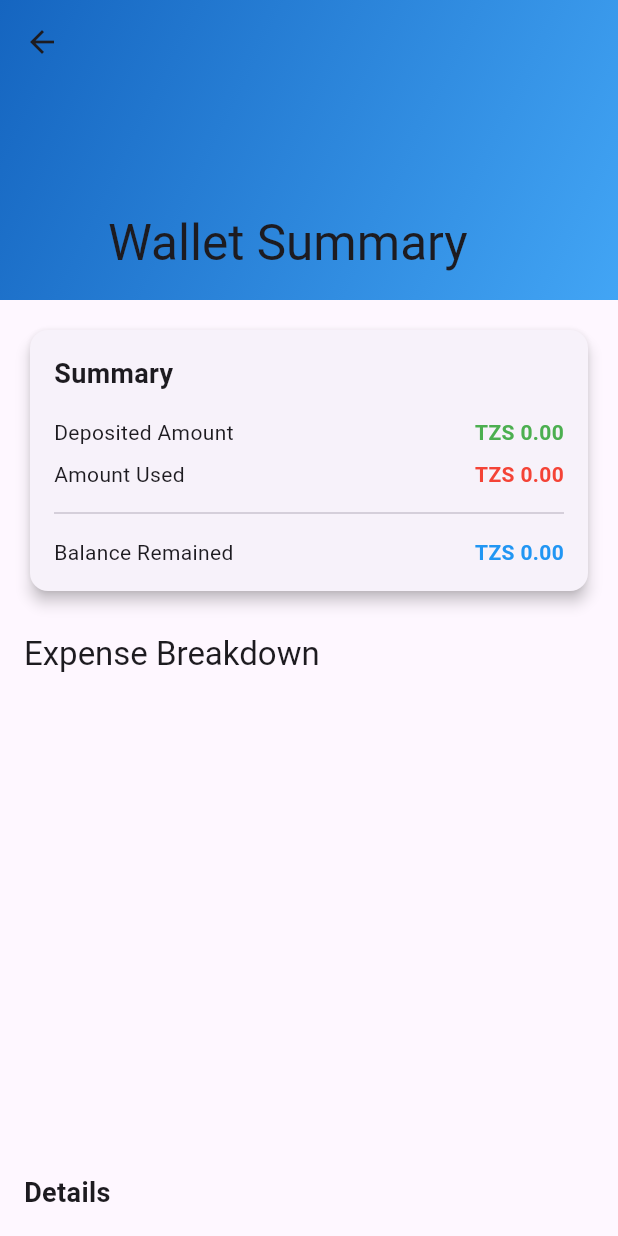
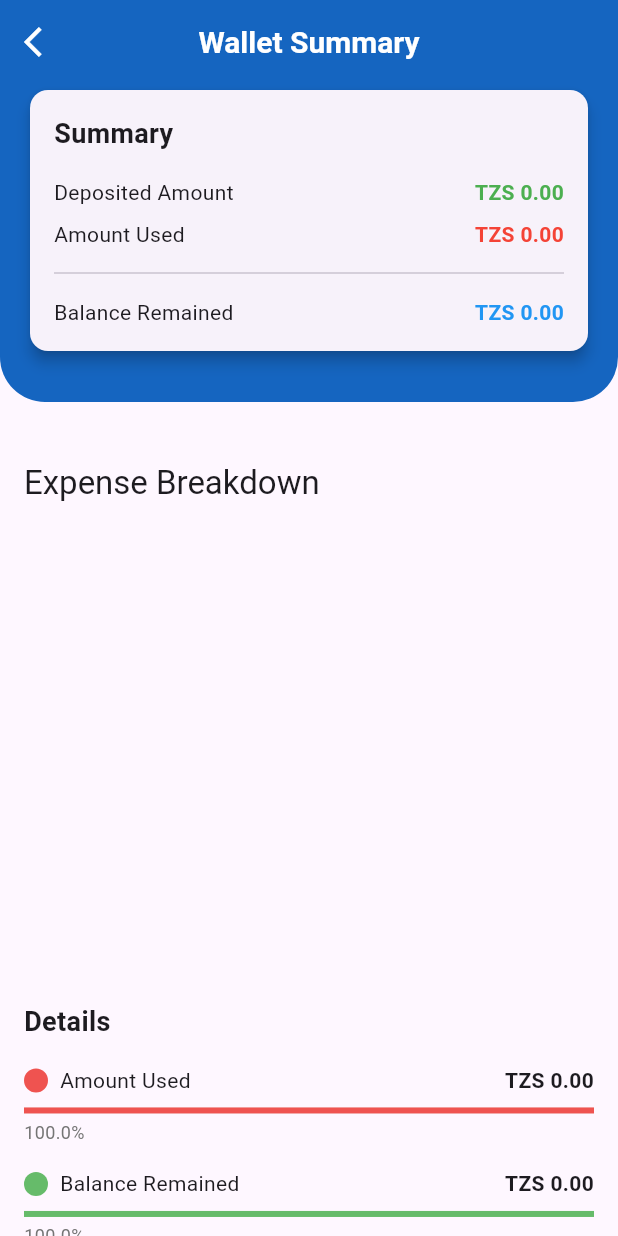
Before and after one commit to V1C70R264/budget_planner, a Flutter app: the screen it shows after launch, after a tap on the "wallet" icon, on a phone screen of 412 x 824 dp. Run offline on Flutter 3.47's test engine with Material 3 defaults, Android fonts, the phone set to English and light mode, and no system bars; drawn by our look-alikes of fl_chart; our stand-ins replace flutter_local_notifications, open_file, pdf; project files that could hold a hidden picture were left out.

```diff
--- a/lib/expense_summary.dart
+++ b/lib/expense_summary.dart
@@ -18,36 +18,48 @@ class WalletSummaryPortal extends StatelessWidget {
   @override
   Widget build(BuildContext context) {
     return Scaffold(
+      appBar: AppBar(
+        backgroundColor: Colors.blue.shade800,
+        elevation: 0,
+        leading: IconButton(
+          icon: Icon(Icons.arrow_back_ios, color: Colors.white),
+          onPressed: () => Navigator.of(context).pop(),
+        ),
+        title: Text(
+          'Wallet Summary',
+          style: TextStyle(
+            color: Colors.white,
+            fontSize: 20,
+            fontWeight: FontWeight.bold,
+          ),
+        ),
+        centerTitle: true,
+      ),
       body: CustomScrollView(
         slivers: [
-          SliverAppBar(
-            expandedHeight: 200,
-            floating: false,
-            pinned: true,
-            flexibleSpace: FlexibleSpaceBar(
-              title: Text('Wallet Summary'),
-              background: Container(
+          SliverToBoxAdapter(
+            child: Container(
               decoration: BoxDecoration(
-                  gradient: LinearGradient(
-                    begin: Alignment.topLeft,
-                    end: Alignment.bottomRight,
-                    colors: [Colors.blue.shade800, Colors.blue.shade400],
+                color: Colors.blue.shade800,
+                borderRadius: BorderRadius.only(
+                  bottomLeft: Radius.circular(30),
+                  bottomRight: Radius.circular(30),
+                ),
+              ),
+              child: Padding(
+                padding: const EdgeInsets.fromLTRB(16, 0, 16, 30),
+                child: _buildSummaryCard(),
               ),
             ),
           ),
-            ),
-          ),
-          SliverToBoxAdapter(
-            child: Padding(
+          SliverPadding(
             padding: const EdgeInsets.all(16.0),
-              child: Column(
-                crossAxisAlignment: CrossAxisAlignment.start,
-                children: [
-                  _buildSummaryCard(),
+            sliver: SliverList(
+              delegate: SliverChildListDelegate([
                 SizedBox(height: 24),
                 Text(
                   'Expense Breakdown',
-                    style: Theme.of(context).textTheme.headline6,
+                  style: Theme.of(context).textTheme.titleLarge,
                 ),
                 SizedBox(height: 16),
                 AspectRatio(
@@ -56,8 +68,7 @@ class WalletSummaryPortal extends StatelessWidget {
                 ),
                 SizedBox(height: 24),
                 _buildDetailsList(),
-                ],
-              ),
+              ]),
             ),
           ),
         ],
@@ -152,7 +163,11 @@ class WalletSummaryPortal extends StatelessWidget {
         SizedBox(height: 16),
         _buildDetailItem('Amount Used', amountUsed, Colors.red.shade400),
         SizedBox(height: 8),
+        _buildProgressIndicator(amountUsed, Colors.red.shade400),
+        SizedBox(height: 16),
         _buildDetailItem('Balance Remained', balanceRemained, Colors.green.shade400),
+        SizedBox(height: 8),
+        _buildProgressIndicator(balanceRemained, Colors.green.shade400),
       ],
     );
   }
@@ -179,4 +194,23 @@ class WalletSummaryPortal extends StatelessWidget {
       ],
     );
   }
+
+  Widget _buildProgressIndicator(double amount, Color color) {
+    double percentage = (amount / depositedAmount).clamp(0.0, 1.0);
+    return Column(
+      crossAxisAlignment: CrossAxisAlignment.start,
+      children: [
+        LinearProgressIndicator(
+          value: percentage,
+          backgroundColor: Colors.grey.shade200,
+          valueColor: AlwaysStoppedAnimation<Color>(color),
+        ),
+        SizedBox(height: 4),
+        Text(
+          '${(percentage * 100).toStringAsFixed(1)}%',
+          style: TextStyle(color: Colors.grey.shade600, fontSize: 12),
+        ),
+      ],
+    );
   }
+}
--- a/lib/expenses.dart
+++ b/lib/expenses.dart
@@ -3,7 +3,7 @@ import 'package:budget_planner/models/expense.dart';
 import 'package:budget_planner/notification_service.dart';
 import 'package:budget_planner/widgets/expenses_list.dart';
 import 'package:budget_planner/widgets/new_expense.dart';
-import 'package:budget_planner/expense_summary.dart';
+//import 'package:budget_planner/expense_summary.dart';
 import 'package:flutter/material.dart';
 import 'package:intl/intl.dart';
 import 'package:pdf/pdf.dart';
--- a/pubspec.yaml
+++ b/pubspec.yaml
@@ -49,6 +49,7 @@ dependencies:
   open_file: ^3.5.3
   url_launcher: ^6.1.10
   flutter_pdfview: ^1.2.5
+  flutter_svg: ^2.0.10+1
 
 dev_dependencies:
   flutter_test:
```
Also changed, not shown: pubspec.lock. Lines whose indentation alone changed are shown as unchanged.
